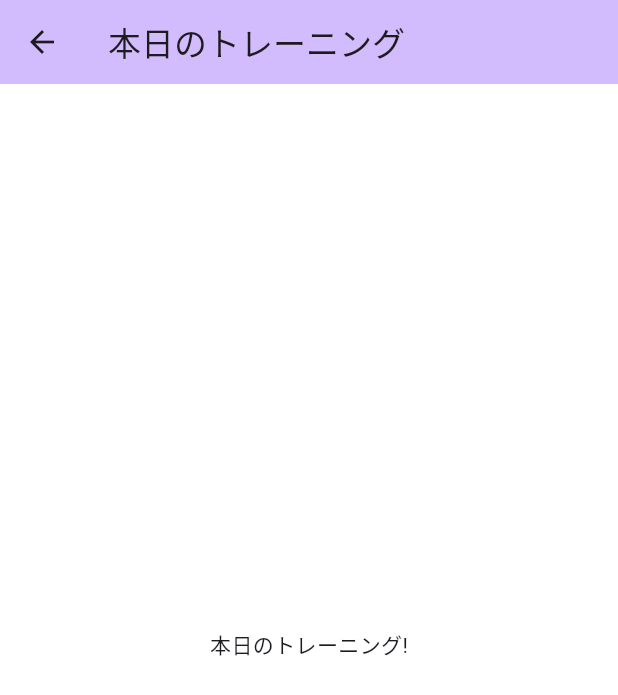
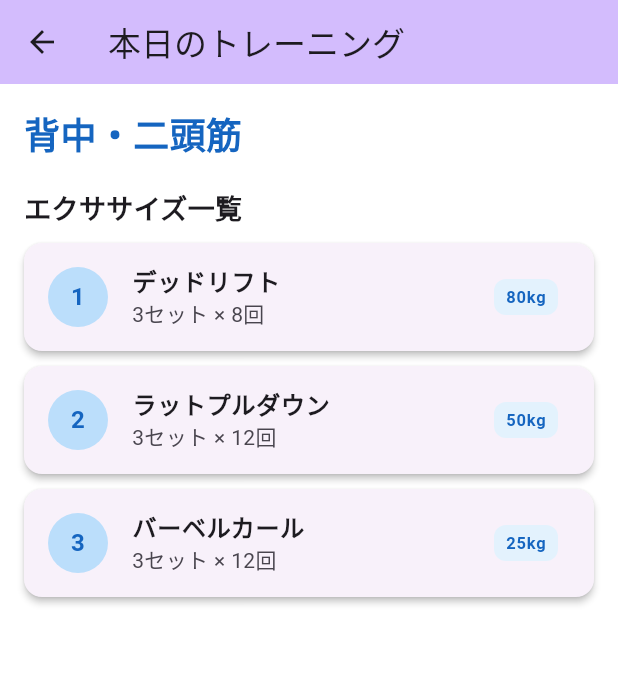
Before and after one commit to iwa-ma/FitnessQuest, a Flutter app: the screen it shows after launch, after a tap on "今日のトレーニングを表示", on a phone screen of 412 x 824 dp. Shown: the top 695 px of the screen. Run offline on Flutter 3.47's test engine with Material 3 defaults, Android fonts, the phone set to English and light mode, and no system bars.

Commit message:
[本日のメニュー] add : メニューデータ取得、表示処理追加

```diff
--- a/lib/today_menu.dart
+++ b/lib/today_menu.dart
@@ -1,7 +1,54 @@
 import 'package:flutter/material.dart';
+import 'dart:convert';
+import 'dart:math';
+import 'package:flutter/services.dart';
 
-class TodayMenu extends StatelessWidget {
+class TodayMenu extends StatefulWidget {
   const TodayMenu({super.key});
+
+  @override
+  State<TodayMenu> createState() => _TodayMenuState();
+}
+
+class _TodayMenuState extends State<TodayMenu> {
+  // メニューデータ
+  Map<String, dynamic>? menuData;
+  // 選択されたメニュー
+  Map<String, dynamic>? selectedMenu;
+  bool isLoading = true;
+
+  @override
+  void initState() {
+    super.initState();
+    loadMenuData();
+  }
+
+  //
+  Future<void> loadMenuData() async {
+    try {
+      // メニューデータを読み込む
+      final String response = await rootBundle.loadString('assets/data/menu.json');
+      final data = json.decode(response);
+
+      // ランダムにメニューを選択
+      final random = Random();
+      final menus = data['daily_menus'] as List;
+      final randomMenu = menus[random.nextInt(menus.length)];
+
+      // メニューデータを更新
+      setState(() {
+        //ロード成功
+        menuData = data;
+        selectedMenu = randomMenu;
+        isLoading = false;
+      });
+    } catch (e) {
+      setState(() {
+        //ロード失敗
+        isLoading = false;
+      });
+    }
+  }
 
   @override
   Widget build(BuildContext context) {
@@ -12,15 +59,83 @@ class TodayMenu extends StatelessWidget {
       ),
       body: Container(
         color: Colors.white,
-        child:Center(
-          child:Column(
-          mainAxisAlignment: MainAxisAlignment.center,
-          children: <Widget>[
-            Text('本日のトレーニング!'),
-            SizedBox(height: 20), // 20ピクセルの縦マージン
-          ]
-          ),
-        ),
+        child: isLoading
+            ? Center(child: CircularProgressIndicator())
+            : Padding(
+                padding: EdgeInsets.all(16.0),
+                child: Column(
+                  crossAxisAlignment: CrossAxisAlignment.start,
+                  children: [
+                    // メニュー名を表示
+                    Text(
+                      selectedMenu?['name'] ?? 'トレーニング',
+                      style: TextStyle(
+                        fontSize: 24,
+                        fontWeight: FontWeight.bold,
+                        color: Colors.blue[800],
+                      ),
+                    ),
+                    //余白を設定
+                    SizedBox(height: 20),
+                    //見出し
+                    Text(
+                      'エクササイズ一覧',
+                      style: TextStyle(
+                        fontSize: 18,
+                        fontWeight: FontWeight.w600,
+                      ),
+                    ),
+                    //余白を設定
+                    SizedBox(height: 10),
+                    //取得したメニューデータを元にリスト表示
+                    Expanded(
+                      child: ListView.builder(
+                        itemCount: (selectedMenu?['exercises'] as List?)?.length ?? 0,
+                        itemBuilder: (context, index) {
+                          final exercise = selectedMenu?['exercises'][index];
+                          return Card(
+                            margin: EdgeInsets.only(bottom: 10),
+                            elevation: 2,
+                            child: ListTile(
+                              leading: CircleAvatar(
+                                backgroundColor: Colors.blue[100],
+                                child: Text(
+                                  '${index + 1}',
+                                  style: TextStyle(
+                                    fontWeight: FontWeight.bold,
+                                    color: Colors.blue[800],
+                                  ),
+                                ),
+                              ),
+                              title: Text(
+                                exercise['name'],
+                                style: TextStyle(
+                                  fontWeight: FontWeight.w600,
+                                ),
+                              ),
+                              subtitle: Text('${exercise['sets']}セット × ${exercise['reps']}回'),
+                              trailing: Container(
+                                padding: EdgeInsets.symmetric(horizontal: 8, vertical: 4),
+                                decoration: BoxDecoration(
+                                  color: Colors.blue[50],
+                                  borderRadius: BorderRadius.circular(8),
+                                ),
+                                child: Text(
+                                  exercise['weight'],
+                                  style: TextStyle(
+                                    fontWeight: FontWeight.bold,
+                                    color: Colors.blue[800],
+                                  ),
+                                ),
+                              ),
+                            ),
+                          );
+                        },
+                      ),
+                    ),
+                  ],
+                ),
+              ),
       ),
     );
   }
```
